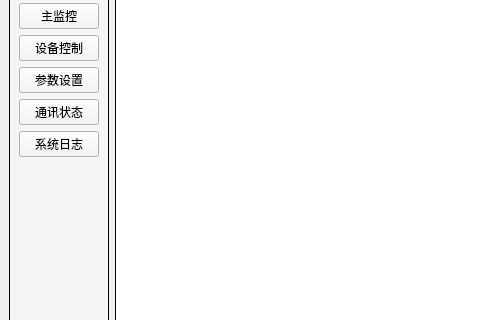
LoveMiku233/qt_display_test, file ui/mainwindow.ui: the form before one commit; both pictures show x 0 to 480 and y 122 to 442 of the 1024 by 600 pixel window.
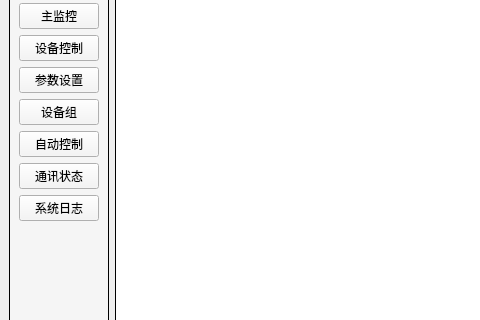
The form after the commit.

Commit message: Add device groups, auto control page, and improve settings UI

Diff of the .ui file:
```diff
--- a/ui/mainwindow.ui
+++ b/ui/mainwindow.ui
@@ -103,6 +103,20 @@
          </property>
         </widget>
        </item>
+       <item>
+        <widget class="QPushButton" name="btnGroup">
+         <property name="text">
+          <string>设备组</string>
+         </property>
+        </widget>
+       </item>
+       <item>
+        <widget class="QPushButton" name="btnAutoCtrl">
+         <property name="text">
+          <string>自动控制</string>
+         </property>
+        </widget>
+       </item>
        <item>
         <widget class="QPushButton" name="btnComm">
          <property name="text">
```
The commit also changes 18 other files.
